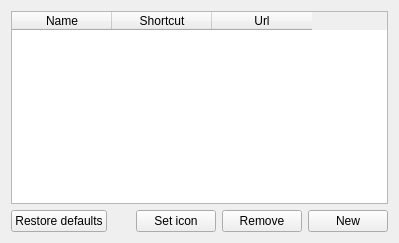
Above: src/services/websearch/websearchwidget.ui from albertlauncher/albert before the change. Below: the same form after it.
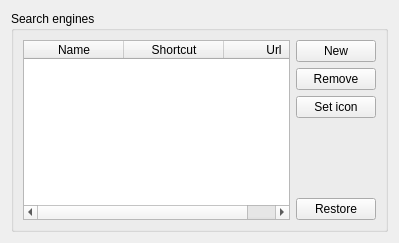
That is the form after the change.

Diff of the .ui file:
```diff
--- a/src/services/websearch/websearchwidget.ui
+++ b/src/services/websearch/websearchwidget.ui
@@ -12,18 +12,22 @@
   </property>
   <layout class="QVBoxLayout" name="verticalLayout">
    <item>
-    <layout class="QHBoxLayout" name="horizontalLayout">
+    <widget class="QGroupBox" name="groupBox">
+     <property name="title">
+      <string>Search engines</string>
+     </property>
+     <layout class="QHBoxLayout" name="horizontalLayout_3">
      <item>
       <widget class="QTableWidget" name="tableWidget_searches">
-       <property name="alternatingRowColors">
-        <bool>true</bool>
-       </property>
        <property name="selectionMode">
         <enum>QAbstractItemView::SingleSelection</enum>
        </property>
        <property name="selectionBehavior">
         <enum>QAbstractItemView::SelectRows</enum>
        </property>
+        <property name="horizontalScrollMode">
+         <enum>QAbstractItemView::ScrollPerPixel</enum>
+        </property>
        <property name="gridStyle">
         <enum>Qt::NoPen</enum>
        </property>
@@ -50,52 +54,53 @@
        </column>
       </widget>
      </item>
-    </layout>
+      <item>
+       <layout class="QVBoxLayout" name="verticalLayout_2">
+        <item>
+         <widget class="QPushButton" name="pushButton_new">
+          <property name="text">
+           <string>New</string>
+          </property>
+         </widget>
    </item>
    <item>
-    <layout class="QHBoxLayout" name="horizontalLayout_2">
+         <widget class="QPushButton" name="pushButton_remove">
+          <property name="text">
+           <string>Remove</string>
+          </property>
+         </widget>
+        </item>
      <item>
-      <widget class="QPushButton" name="pushButton_defaults">
+         <widget class="QPushButton" name="pushButton_setIcon">
        <property name="text">
-        <string>Restore defaults</string>
+           <string>Set icon</string>
        </property>
       </widget>
      </item>
      <item>
-      <spacer name="horizontalSpacer">
+         <spacer name="verticalSpacer">
        <property name="orientation">
-        <enum>Qt::Horizontal</enum>
+           <enum>Qt::Vertical</enum>
        </property>
        <property name="sizeHint" stdset="0">
         <size>
-         <width>40</width>
-         <height>20</height>
+            <width>20</width>
+            <height>40</height>
         </size>
        </property>
       </spacer>
      </item>
      <item>
-      <widget class="QPushButton" name="pushButton_setIcon">
+         <widget class="QPushButton" name="pushButton_defaults">
        <property name="text">
-        <string>Set icon</string>
+           <string>Restore</string>
        </property>
       </widget>
      </item>
-     <item>
-      <widget class="QPushButton" name="pushButton_remove">
-       <property name="text">
-        <string>Remove</string>
-       </property>
-      </widget>
-     </item>
-     <item>
-      <widget class="QPushButton" name="pushButton_new">
-       <property name="text">
-        <string>New</string>
-       </property>
-      </widget>
-     </item>
-    </layout>
+       </layout>
+      </item>
+     </layout>
+    </widget>
    </item>
   </layout>
  </widget>
```
Lines whose indentation alone changed are shown as unchanged.
